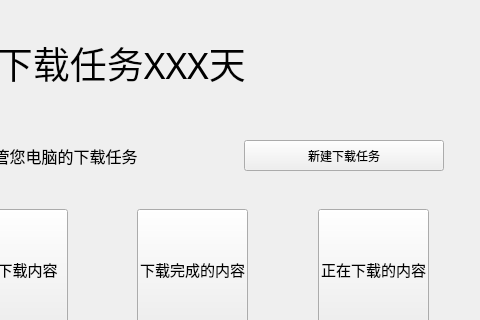
Old version of the form ui/frmmainpage.ui in the repository pinsoftstudio/SecondDownloader; both pictures show x 241 to 721 and y 0 to 320 of the 721 by 481 pixel window.
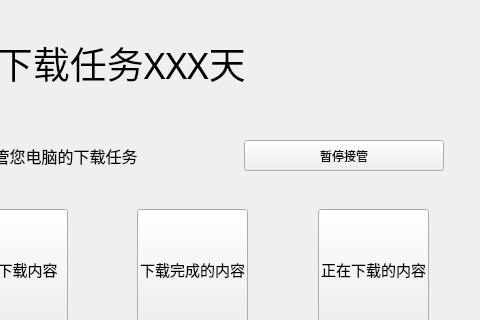
New version of the form. Icons and pictures are not drawn.

Commit message: 仿win11现代化对话框

```diff
--- a/ui/frmmainpage.ui
+++ b/ui/frmmainpage.ui
@@ -158,7 +158,7 @@
         </size>
        </property>
        <property name="text">
-        <string>新建下载任务</string>
+        <string>暂停接管</string>
        </property>
       </widget>
      </item>
```
The commit also changes 7 other files.
